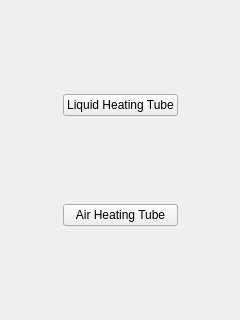
Liyezhong/Master, file ServiceSW/Master/Components/Diagnostics/Forms/LaSystem.ui: the form before one commit.
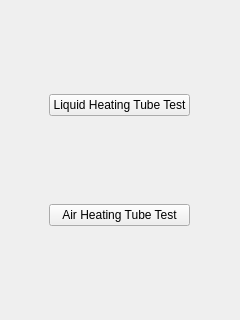
The form after the commit.

Commit message: S:Update Diagnostics UI

What changed in the file:
```diff
--- a/ServiceSW/Master/Components/Diagnostics/Forms/LaSystem.ui
+++ b/ServiceSW/Master/Components/Diagnostics/Forms/LaSystem.ui
@@ -17,7 +17,7 @@
    <item row="1" column="1">
     <widget class="QPushButton" name="testLiquidHeatingTube">
      <property name="text">
-      <string>Liquid Heating Tube</string>
+      <string>Liquid Heating Tube Test</string>
      </property>
     </widget>
    </item>
@@ -89,7 +89,7 @@
    <item row="3" column="1">
     <widget class="QPushButton" name="testAirHeatingTube">
      <property name="text">
-      <string>Air Heating Tube</string>
+      <string>Air Heating Tube Test</string>
      </property>
     </widget>
    </item>
```
The commit also changes 2 other files.
